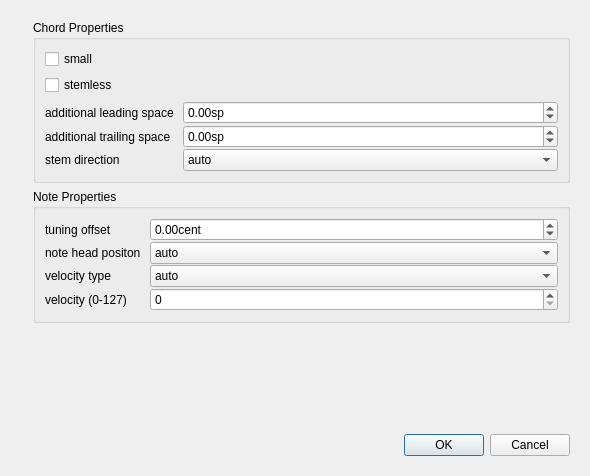
Qt form mscore/mscore/chordproperties.ui (musescore/musescore-old) before a commit.
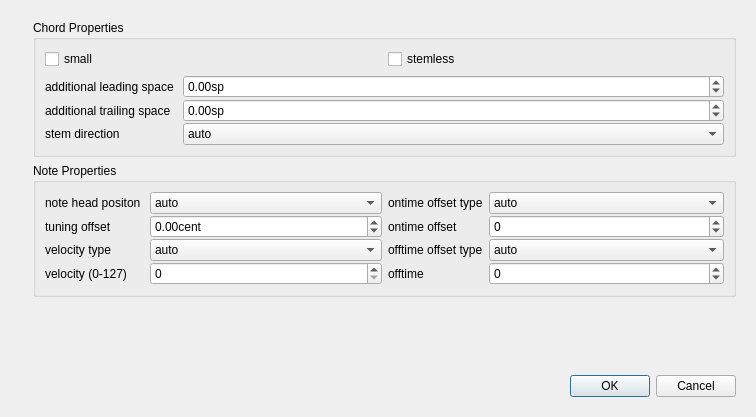
The same form after that commit. Icons and pictures are not drawn.

The edit to the form file:
```diff
--- a/mscore/mscore/chordproperties.ui
+++ b/mscore/mscore/chordproperties.ui
@@ -6,8 +6,8 @@
    <rect>
     <x>0</x>
     <y>0</y>
-    <width>590</width>
-    <height>476</height>
+    <width>756</width>
+    <height>417</height>
    </rect>
   </property>
   <property name="windowTitle">
@@ -45,18 +45,22 @@
           </property>
           <layout class="QVBoxLayout" name="verticalLayout_2">
            <item>
-            <widget class="QCheckBox" name="smallCheckBox">
-             <property name="text">
-              <string>small</string>
-             </property>
-            </widget>
-           </item>
-           <item>
-            <widget class="QCheckBox" name="noStemCheckBox">
-             <property name="text">
-              <string>stemless</string>
-             </property>
-            </widget>
+            <layout class="QHBoxLayout" name="horizontalLayout_3">
+             <item>
+              <widget class="QCheckBox" name="smallCheckBox">
+               <property name="text">
+                <string>small</string>
+               </property>
+              </widget>
+             </item>
+             <item>
+              <widget class="QCheckBox" name="noStemCheckBox">
+               <property name="text">
+                <string>stemless</string>
+               </property>
+              </widget>
+             </item>
+            </layout>
            </item>
            <item>
             <layout class="QFormLayout" name="formLayout">
@@ -142,20 +146,20 @@
           <property name="flat">
            <bool>true</bool>
           </property>
-          <layout class="QVBoxLayout" name="verticalLayout_4">
+          <layout class="QHBoxLayout" name="horizontalLayout_2">
            <item>
-            <layout class="QFormLayout" name="formLayout_2">
+            <layout class="QFormLayout" name="formLayout_3">
              <property name="verticalSpacing">
               <number>1</number>
              </property>
-             <item row="0" column="0">
+             <item row="3" column="0">
               <widget class="QLabel" name="label_4">
                <property name="text">
                 <string>tuning offset</string>
                </property>
               </widget>
              </item>
-             <item row="0" column="1">
+             <item row="3" column="1">
               <widget class="QDoubleSpinBox" name="tuningSpinBox">
                <property name="sizePolicy">
                 <sizepolicy hsizetype="Preferred" vsizetype="Fixed">
@@ -177,40 +181,21 @@
                </property>
               </widget>
              </item>
-             <item row="1" column="0">
-              <widget class="QLabel" name="label_5">
-               <property name="text">
-                <string>note head positon </string>
-               </property>
-              </widget>
-             </item>
-             <item row="1" column="1">
-              <widget class="QComboBox" name="userMirror">
-               <item>
-                <property name="text">
-                 <string>auto</string>
-                </property>
-               </item>
-               <item>
-                <property name="text">
-                 <string>left of stem</string>
-                </property>
-               </item>
-               <item>
-                <property name="text">
-                 <string>right of stem</string>
-                </property>
-               </item>
-              </widget>
-             </item>
-             <item row="2" column="0">
+             <item row="4" column="0">
               <widget class="QLabel" name="label_7">
                <property name="text">
                 <string>velocity type</string>
                </property>
               </widget>
              </item>
-             <item row="2" column="1">
+             <item row="6" column="0">
+              <widget class="QLabel" name="label_8">
+               <property name="text">
+                <string>velocity (0-127)</string>
+               </property>
+              </widget>
+             </item>
+             <item row="4" column="1">
               <widget class="QComboBox" name="veloType">
                <item>
                 <property name="text">
@@ -229,15 +214,127 @@
                </item>
               </widget>
              </item>
-             <item row="3" column="0">
-              <widget class="QLabel" name="label_8">
-               <property name="text">
-                <string>velocity (0-127)</string>
-               </property>
-              </widget>
-             </item>
-             <item row="3" column="1">
+             <item row="6" column="1">
               <widget class="QSpinBox" name="velocity"/>
+             </item>
+             <item row="2" column="0">
+              <widget class="QLabel" name="label_5">
+               <property name="text">
+                <string>note head positon </string>
+               </property>
+              </widget>
+             </item>
+             <item row="2" column="1">
+              <widget class="QComboBox" name="userMirror">
+               <item>
+                <property name="text">
+                 <string>auto</string>
+                </property>
+               </item>
+               <item>
+                <property name="text">
+                 <string>left of stem</string>
+                </property>
+               </item>
+               <item>
+                <property name="text">
+                 <string>right of stem</string>
+                </property>
+               </item>
+              </widget>
+             </item>
+            </layout>
+           </item>
+           <item>
+            <layout class="QFormLayout" name="formLayout_2">
+             <property name="verticalSpacing">
+              <number>1</number>
+             </property>
+             <item row="0" column="0">
+              <widget class="QLabel" name="label_9">
+               <property name="text">
+                <string>ontime offset type</string>
+               </property>
+              </widget>
+             </item>
+             <item row="0" column="1">
+              <widget class="QComboBox" name="ontimeOffsetType">
+               <item>
+                <property name="text">
+                 <string>auto</string>
+                </property>
+               </item>
+               <item>
+                <property name="text">
+                 <string>user</string>
+                </property>
+               </item>
+               <item>
+                <property name="text">
+                 <string>offset</string>
+                </property>
+               </item>
+              </widget>
+             </item>
+             <item row="1" column="0">
+              <widget class="QLabel" name="label_10">
+               <property name="text">
+                <string>ontime offset</string>
+               </property>
+              </widget>
+             </item>
+             <item row="1" column="1">
+              <widget class="QSpinBox" name="ontimeOffset">
+               <property name="minimum">
+                <number>-10000</number>
+               </property>
+               <property name="maximum">
+                <number>20000</number>
+               </property>
+              </widget>
+             </item>
+             <item row="2" column="0">
+              <widget class="QLabel" name="label_11">
+               <property name="text">
+                <string>offtime offset type</string>
+               </property>
+              </widget>
+             </item>
+             <item row="2" column="1">
+              <widget class="QComboBox" name="offtimeOffsetType">
+               <item>
+                <property name="text">
+                 <string>auto</string>
+                </property>
+               </item>
+               <item>
+                <property name="text">
+                 <string>user</string>
+                </property>
+               </item>
+               <item>
+                <property name="text">
+                 <string>offset</string>
+                </property>
+               </item>
+              </widget>
+             </item>
+             <item row="3" column="0">
+              <widget class="QLabel" name="label_12">
+               <property name="text">
+                <string>offtime</string>
+               </property>
+              </widget>
+             </item>
+             <item row="3" column="1">
+              <widget class="QSpinBox" name="offtimeOffset">
+               <property name="minimum">
+                <number>-20000</number>
+               </property>
+               <property name="maximum">
+                <number>20000</number>
+               </property>
+              </widget>
              </item>
             </layout>
            </item>
```
Left out of the diff: 3 changed lines with no effect on the pictures.
